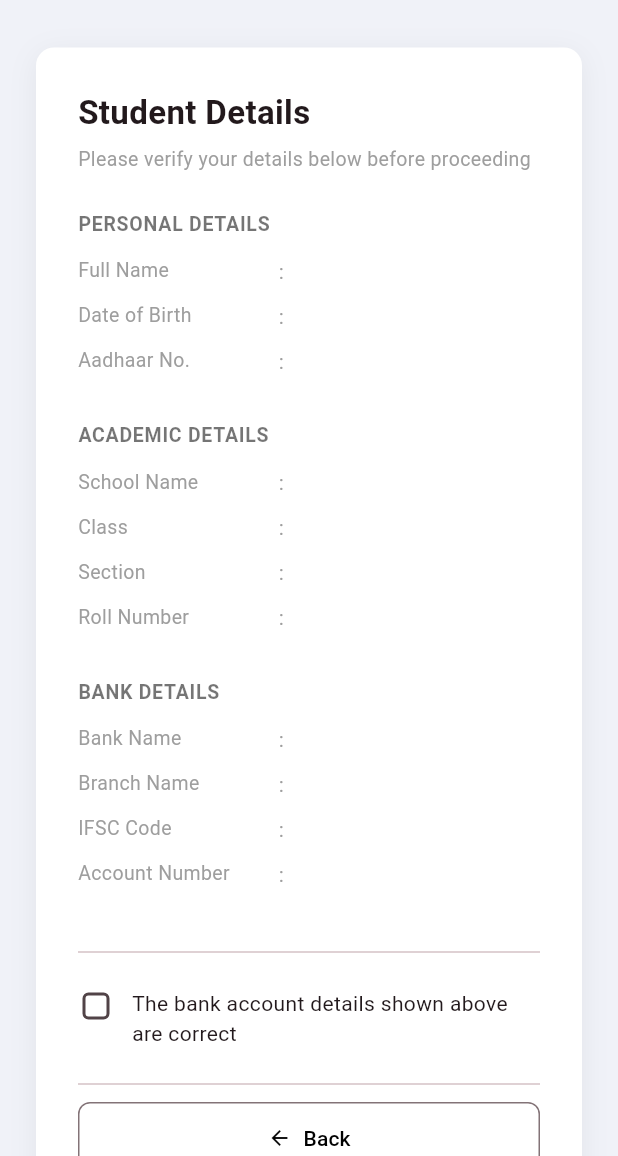
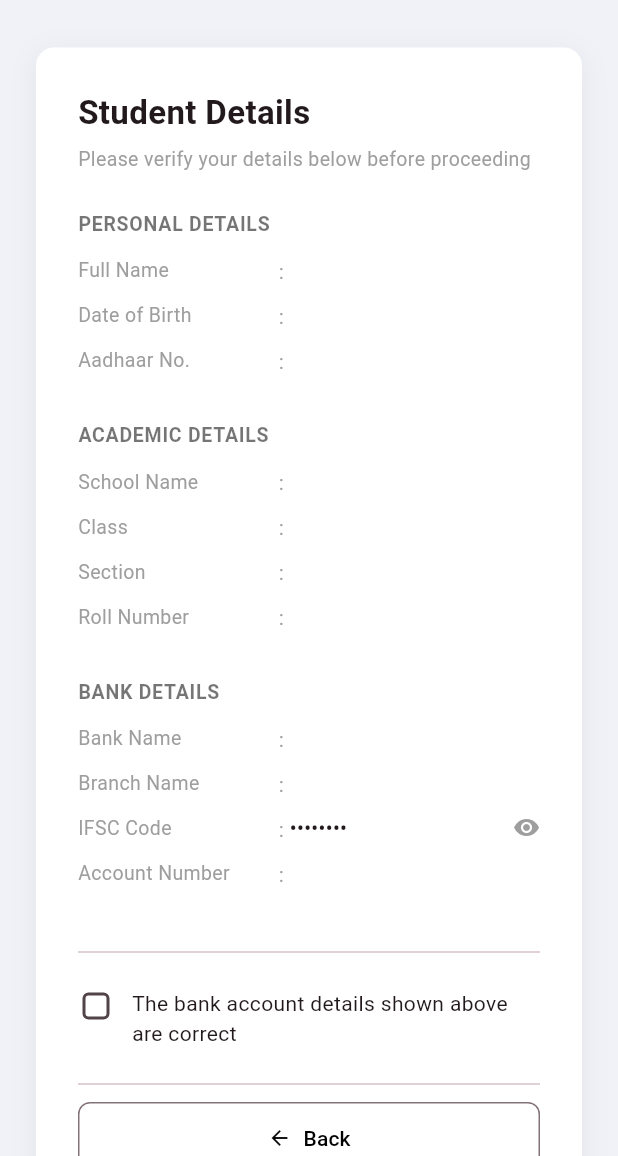
Before and after one commit to UjaniDe/taruner-swapno, a Flutter app: the StudentFormScreen screen opened directly with empty values, on a phone screen of 412 x 824 dp, the part 80-1236 px from its top. Run offline on Flutter 3.47's test engine with Material 3 defaults, Android fonts, the phone set to English and light mode, and no system bars.

Commit message:
added minor fixes

```diff
--- a/lib/screens/student_form_screen.dart
+++ b/lib/screens/student_form_screen.dart
@@ -152,7 +152,7 @@ class _StudentFormScreenState extends State<StudentFormScreen> {
                     const SizedBox(height: 12),
                     _InfoRow(label: 'Bank Name', value: widget.profile.bankName),
                     _InfoRow(label: 'Branch Name', value: widget.profile.branchName),
-                    _InfoRow(label: 'IFSC Code', value: widget.profile.ifsc),
+                    _InfoRowWithToggle(label: 'IFSC Code', value: widget.profile.ifsc),
                     _InfoRow(label: 'Account Number', value: widget.profile.accountNumber),
                     const SizedBox(height: 24),
                     const Divider(),
@@ -299,3 +299,47 @@ class _InfoRow extends StatelessWidget {
     );
   }
 }
+class _InfoRowWithToggle extends StatefulWidget {
+  final String label;
+  final String value;
+  const _InfoRowWithToggle({required this.label, required this.value});
+
+  @override
+  State<_InfoRowWithToggle> createState() => _InfoRowWithToggleState();
+}
+
+class _InfoRowWithToggleState extends State<_InfoRowWithToggle> {
+  bool _visible = false;
+
+  @override
+  Widget build(BuildContext context) {
+    return Padding(
+      padding: const EdgeInsets.only(bottom: 10),
+      child: Row(
+        crossAxisAlignment: CrossAxisAlignment.start,
+        children: [
+          SizedBox(
+            width: 130,
+            child: Text(widget.label,
+                style: const TextStyle(fontSize: 13, color: Colors.grey)),
+          ),
+          const Text(' : ', style: TextStyle(color: Colors.grey)),
+          Expanded(
+            child: Text(
+              _visible ? widget.value : '••••••••',
+              style: const TextStyle(fontSize: 13, fontWeight: FontWeight.w500),
+            ),
+          ),
+          GestureDetector(
+            onTap: () => setState(() => _visible = !_visible),
+            child: Icon(
+              _visible ? Icons.visibility_off : Icons.visibility,
+              size: 18,
+              color: Colors.grey,
+            ),
+          ),
+        ],
+      ),
+    );
+  }
+}
```
Also changed, not shown: lib/screens/confirmation_screen.dart (+33 -4 lines), lib/screens/otp_screen.dart (+52 -32 lines), lib/screens/reject_otp_screen.dart (+30 -1 lines).
